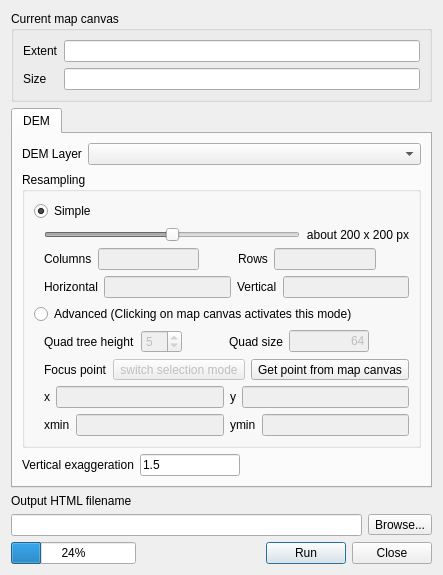
minorua/Qgis2threejs, file qgis2threejsdialog.ui: the form before one commit.
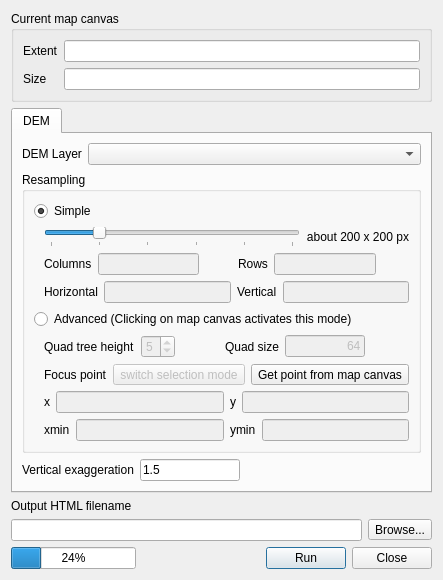
The form after the commit.

Commit message: allow to change resolution in simple mode limit max height to 8

Diff of the .ui file:
```diff
--- a/qgis2threejsdialog.ui
+++ b/qgis2threejsdialog.ui
@@ -7,7 +7,7 @@
     <x>0</x>
     <y>0</y>
     <width>439</width>
-    <height>552</height>
+    <height>557</height>
    </rect>
   </property>
   <property name="sizePolicy">
@@ -126,13 +126,19 @@
                 <item>
                  <widget class="QSlider" name="horizontalSlider">
                   <property name="enabled">
-                   <bool>false</bool>
+                   <bool>true</bool>
                   </property>
                   <property name="minimum">
                    <number>1</number>
                   </property>
                   <property name="maximum">
-                   <number>3</number>
+                   <number>6</number>
+                  </property>
+                  <property name="singleStep">
+                   <number>1</number>
+                  </property>
+                  <property name="pageStep">
+                   <number>1</number>
                   </property>
                   <property name="value">
                    <number>2</number>
@@ -140,6 +146,12 @@
                   <property name="orientation">
                    <enum>Qt::Horizontal</enum>
                   </property>
+                  <property name="tickPosition">
+                   <enum>QSlider::TicksBelow</enum>
+                  </property>
+                  <property name="tickInterval">
+                   <number>1</number>
+                  </property>
                  </widget>
                 </item>
                 <item>
@@ -298,7 +310,7 @@
                    <number>1</number>
                   </property>
                   <property name="maximum">
-                   <number>20</number>
+                   <number>8</number>
                   </property>
                   <property name="value">
                    <number>5</number>
```
Left out of the diff: 4 changed lines with no effect on the pictures. The commit also changes 3 other files.
